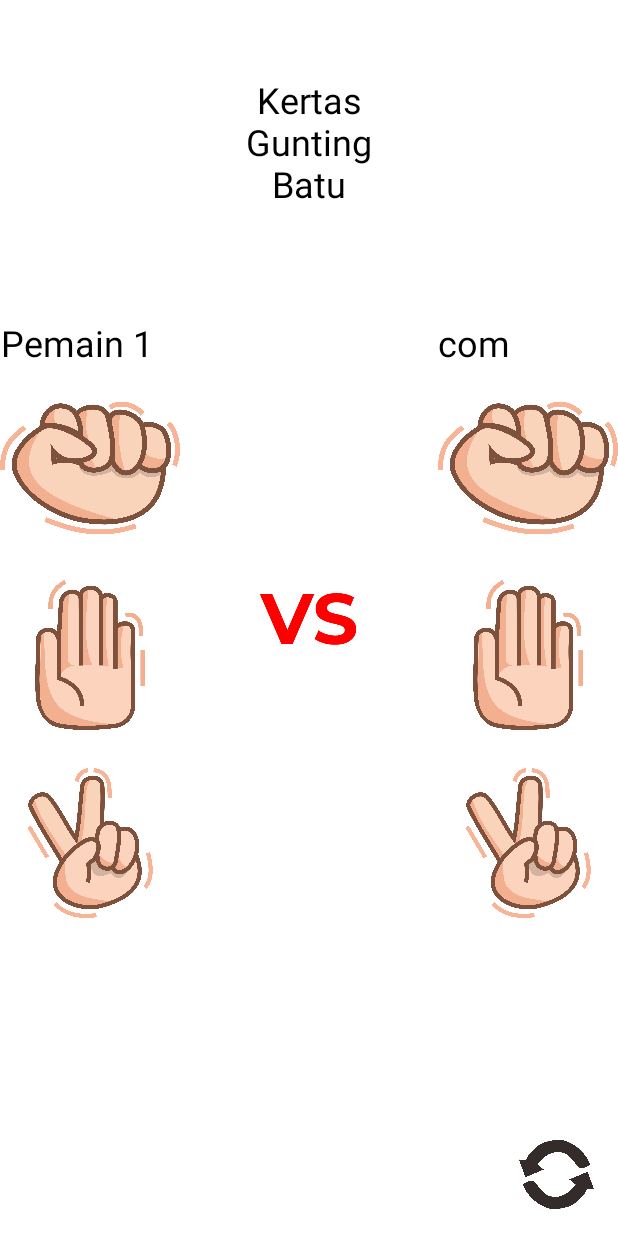
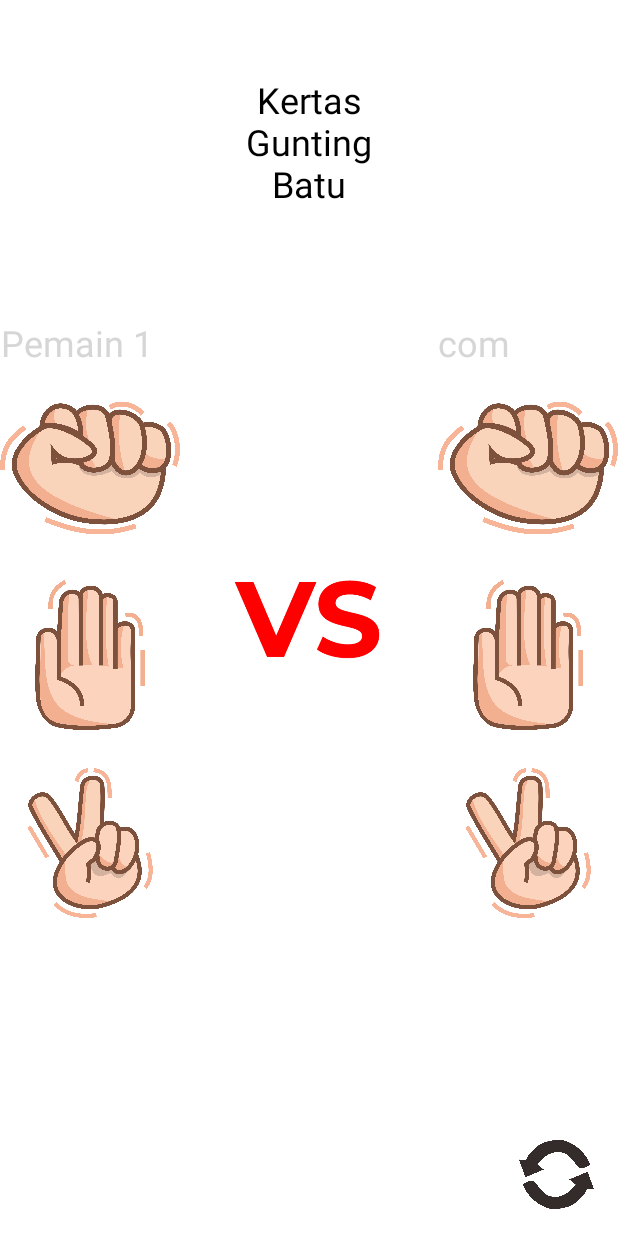
Before and after one commit to laetuz/Binar-Suit, an Android app: the screen it shows after launch (MainActivity), on a phone screen of 412 x 824 dp. Run offline under Robolectric (Android 15) with nearby library versions, the phone set to English and light mode, and no system bars.

Commit message:
Updated properties of some view objects.

```diff
--- a/app/src/main/res/layout/activity_main.xml
+++ b/app/src/main/res/layout/activity_main.xml
@@ -54,7 +54,7 @@
             android:layout_alignParentTop="true"
             android:gravity="center"
             android:text="@string/pemain1"
-            android:textColor="@color/black"
+            android:textColor="@color/text_color"
             android:textSize="24sp" />
 
         <RelativeLayout
@@ -91,7 +91,7 @@
 
     <ImageView
         android:id="@+id/tvVS"
-        android:layout_width="100dp"
+        android:layout_width="150dp"
         android:layout_height="wrap_content"
         android:layout_centerInParent="true"
         android:gravity="center"
@@ -111,7 +111,7 @@
             android:layout_height="wrap_content"
             android:gravity="center"
             android:text="@string/com"
-            android:textColor="@color/black"
+            android:textColor="@color/text_color"
             android:textSize="24sp" />
 
         <RelativeLayout
```
